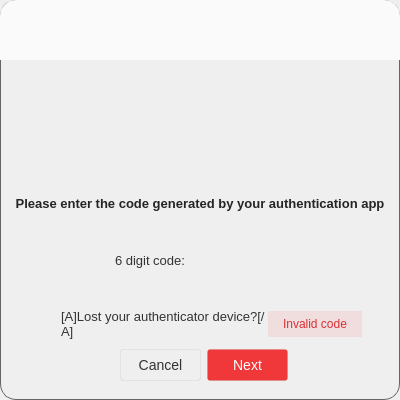
This is src/MEGASync/gui/win/GuestWidget.ui in meganz/MEGAsync as Qt 5 draws it before an edit. The edited form follows.
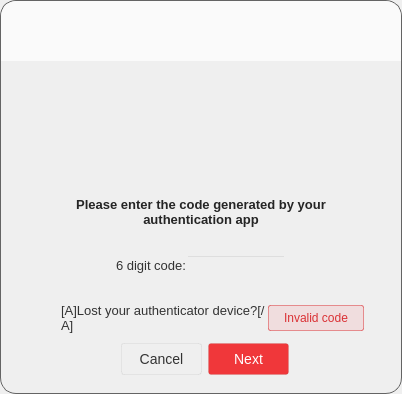
This is the edited form. The open tabs and pages were chosen to show the change. Icons and pictures are not drawn. Custom widgets are drawn as their Qt base class.

Commit message: login dialog border fix and 2fa line edit border fix

Patch:
```diff
--- a/src/MEGASync/gui/win/GuestWidget.ui
+++ b/src/MEGASync/gui/win/GuestWidget.ui
@@ -6,8 +6,8 @@
    <rect>
     <x>0</x>
     <y>0</y>
-    <width>400</width>
-    <height>400</height>
+    <width>402</width>
+    <height>394</height>
    </rect>
   </property>
   <property name="sizePolicy">
@@ -18,14 +18,14 @@
   </property>
   <property name="minimumSize">
    <size>
-    <width>400</width>
+    <width>402</width>
     <height>392</height>
    </size>
   </property>
   <property name="maximumSize">
    <size>
-    <width>400</width>
-    <height>414</height>
+    <width>402</width>
+    <height>394</height>
    </size>
   </property>
   <property name="windowTitle">
@@ -207,16 +207,16 @@
        <number>0</number>
       </property>
       <property name="leftMargin">
-       <number>0</number>
+       <number>1</number>
       </property>
       <property name="topMargin">
-       <number>0</number>
+       <number>1</number>
       </property>
       <property name="rightMargin">
-       <number>0</number>
+       <number>1</number>
       </property>
       <property name="bottomMargin">
-       <number>0</number>
+       <number>1</number>
       </property>
       <item>
        <widget class="QWidget" name="wHeader" native="true">
@@ -2142,9 +2142,8 @@
         <widget class="QWidget" name="pLogin2FA">
          <property name="styleSheet">
           <string notr="true">background: transparent;
-image: none;
-border: none;
-border-radius: 0px;</string>
+image:none;
+</string>
          </property>
          <layout class="QVBoxLayout" name="verticalLayout_16">
           <property name="spacing">
@@ -2283,17 +2282,30 @@
               </spacer>
              </item>
              <item>
-              <widget class="QLabel" name="lDesc">
-               <property name="text">
-                <string>Please enter the code generated by your authentication app</string>
+              <layout class="QVBoxLayout" name="verticalLayout_4">
+               <property name="leftMargin">
+                <number>50</number>
                </property>
-               <property name="alignment">
-                <set>Qt::AlignCenter</set>
+               <property name="rightMargin">
+                <number>50</number>
                </property>
-               <property name="wordWrap">
-                <bool>true</bool>
+               <property name="bottomMargin">
+                <number>0</number>
                </property>
-              </widget>
+               <item>
+                <widget class="QLabel" name="lDesc">
+                 <property name="text">
+                  <string>Please enter the code generated by your authentication app</string>
+                 </property>
+                 <property name="alignment">
+                  <set>Qt::AlignCenter</set>
+                 </property>
+                 <property name="wordWrap">
+                  <bool>true</bool>
+                 </property>
+                </widget>
+               </item>
+              </layout>
              </item>
              <item>
               <spacer name="verticalSpacer_7">
@@ -2680,28 +2692,6 @@
         </widget>
        </widget>
       </item>
-      <item>
-       <widget class="QWidget" name="wFooter" native="true">
-        <property name="sizePolicy">
-         <sizepolicy hsizetype="Expanding" vsizetype="Minimum">
-          <horstretch>0</horstretch>
-          <verstretch>0</verstretch>
-         </sizepolicy>
-        </property>
-        <property name="minimumSize">
-         <size>
-          <width>0</width>
-          <height>1</height>
-         </size>
-        </property>
-        <property name="maximumSize">
-         <size>
-          <width>16777215</width>
-          <height>20</height>
-         </size>
-        </property>
-       </widget>
-      </item>
      </layout>
     </widget>
    </item>
```
Left out of the diff: 17 changed lines with no effect on the pictures.
